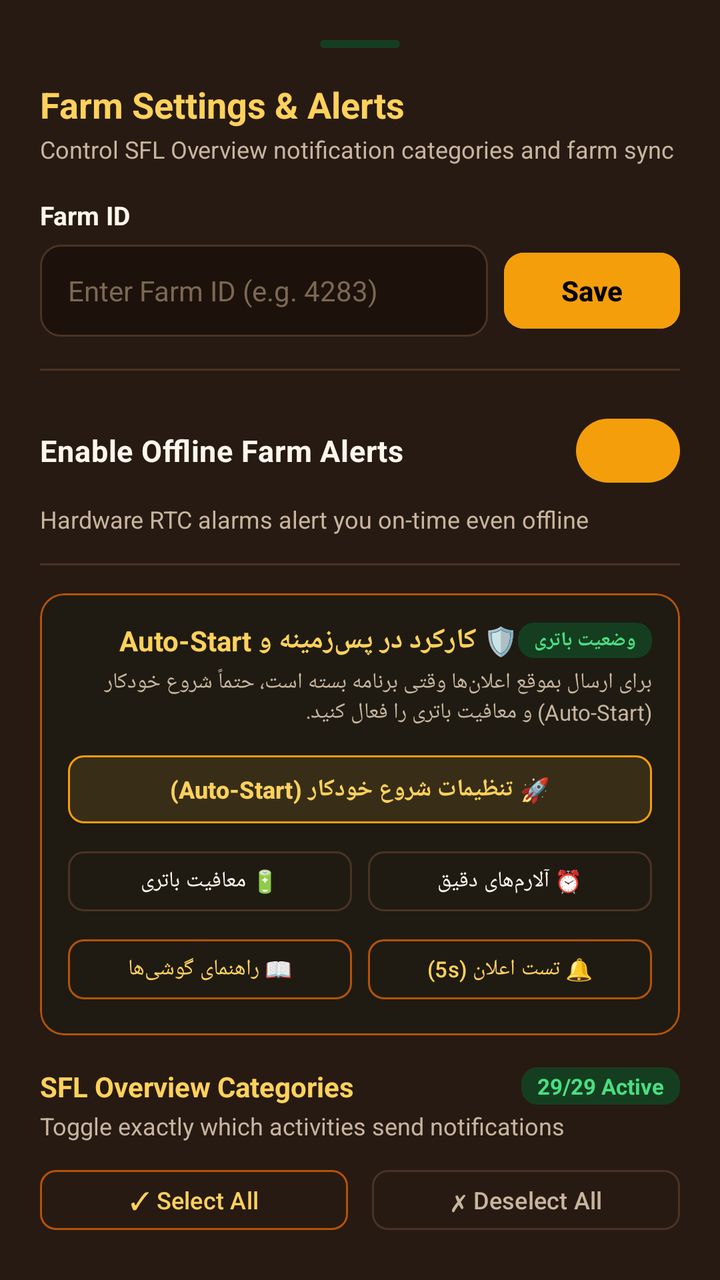
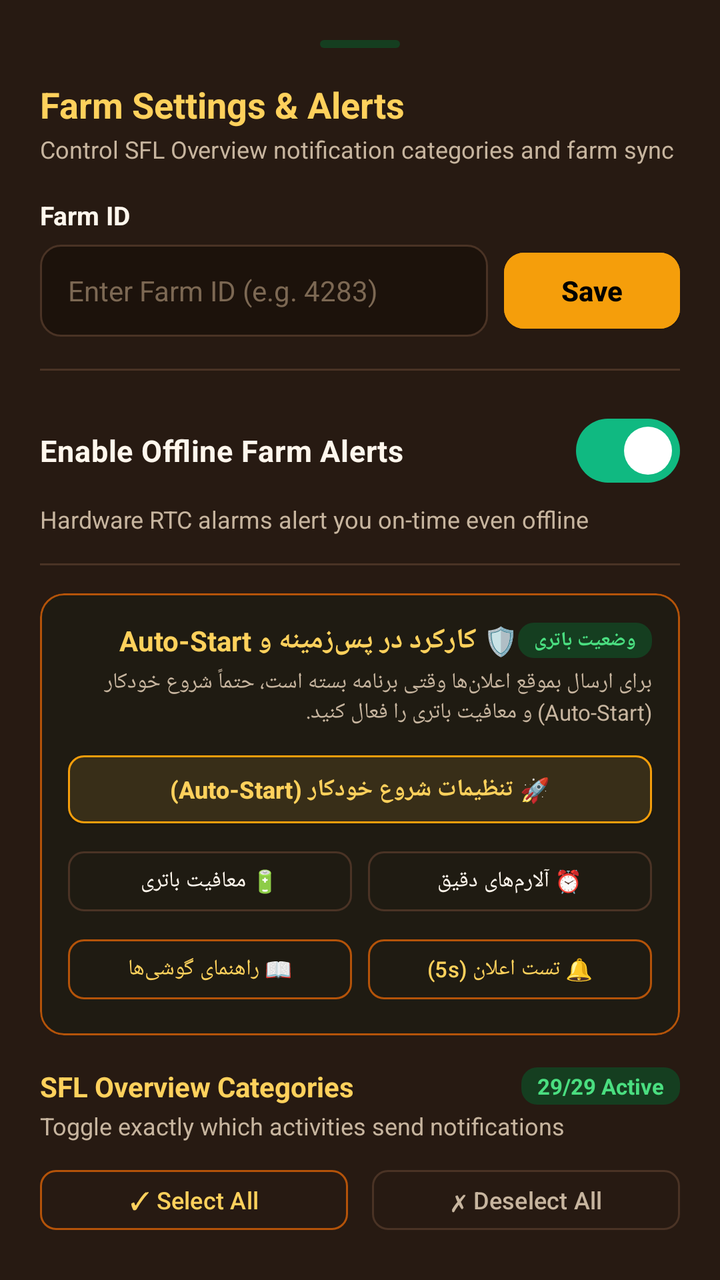

Compare the two renders of this Android layout. The source of the first and the diff that turns it into the second are given below.
<!-- AndroidManifest.xml: application theme Theme.SFLNotifApp -->
<!-- res/layout/bottom_sheet_settings.xml -->
<?xml version="1.0" encoding="utf-8"?>
<androidx.core.widget.NestedScrollView xmlns:android="http://schemas.android.com/apk/res/android"
    xmlns:app="http://schemas.android.com/apk/res-auto"
    android:layout_width="match_parent"
    android:layout_height="wrap_content"
    android:background="@color/bg_card"
    android:padding="20dp">

    <LinearLayout
        android:layout_width="match_parent"
        android:layout_height="wrap_content"
        android:orientation="vertical">

        
        <View
            android:layout_width="40dp"
            android:layout_height="4dp"
            android:layout_gravity="center_horizontal"
            android:layout_marginBottom="16dp"
            android:background="@drawable/bg_badge_ready" />

        <TextView
            android:layout_width="wrap_content"
            android:layout_height="wrap_content"
            android:text="Farm Settings &amp; Alerts"
            android:textColor="@color/sunflower_yellow"
            android:textSize="18sp"
            android:textStyle="bold" />

        <TextView
            android:layout_width="wrap_content"
            android:layout_height="wrap_content"
            android:layout_marginTop="2dp"
            android:text="Control SFL Overview notification categories and farm sync"
            android:textColor="@color/text_secondary"
            android:textSize="12sp" />

        
        <TextView
            android:layout_width="wrap_content"
            android:layout_height="wrap_content"
            android:layout_marginTop="16dp"
            android:text="Farm ID"
            android:textColor="@color/text_primary"
            android:textSize="13sp"
            android:textStyle="bold" />

        <LinearLayout
            android:layout_width="match_parent"
            android:layout_height="wrap_content"
            android:layout_marginTop="6dp"
            android:gravity="center_vertical"
            android:orientation="horizontal">

            <EditText
                android:id="@+id/etFarmId"
                android:layout_width="0dp"
                android:layout_height="46dp"
                android:layout_weight="1"
                android:background="@drawable/bg_input"
                android:hint="Enter Farm ID (e.g. 4283)"
                android:inputType="number"
                android:paddingHorizontal="14dp"
                android:textColor="@color/text_primary"
                android:textColorHint="@color/text_muted"
                android:textSize="14sp" />

            <Space
                android:layout_width="8dp"
                android:layout_height="wrap_content" />

            <com.google.android.material.button.MaterialButton
                android:id="@+id/btnSaveFarmId"
                style="@style/Widget.Material3.Button.ElevatedButton"
                android:layout_width="wrap_content"
                android:layout_height="46dp"
                android:backgroundTint="@color/sunflower_gold"
                android:text="Save"
                android:textColor="#000000"
                android:textStyle="bold"
                app:cornerRadius="10dp" />
        </LinearLayout>

        <View
            android:layout_width="match_parent"
            android:layout_height="1dp"
            android:layout_marginVertical="16dp"
            android:background="@color/border_subtle" />

        
        <com.google.android.material.materialswitch.MaterialSwitch
            android:id="@+id/switchMasterNotifs"
            android:layout_width="match_parent"
            android:layout_height="wrap_content"
            android:checked="true"
            android:text="Enable Offline Farm Alerts"
            android:textColor="@color/text_primary"
            android:textSize="15sp"
            android:textStyle="bold"
            app:thumbTint="@color/sunflower_gold" />

        <TextView
            android:layout_width="wrap_content"
            android:layout_height="wrap_content"
            android:layout_marginTop="2dp"
            android:text="Hardware RTC alarms alert you on-time even offline"
            android:textColor="@color/text_secondary"
            android:textSize="12sp" />

        <View
            android:layout_width="match_parent"
            android:layout_height="1dp"
            android:layout_marginVertical="14dp"
            android:background="@color/border_subtle" />

        
        <com.google.android.material.card.MaterialCardView
            android:layout_width="match_parent"
            android:layout_height="wrap_content"
            android:layout_marginBottom="16dp"
            app:cardBackgroundColor="#1F1B12"
            app:cardCornerRadius="12dp"
            app:cardElevation="0dp"
            app:strokeColor="@color/sunflower_amber_dark"
            app:strokeWidth="1dp">

            <LinearLayout
                android:layout_width="match_parent"
                android:layout_height="wrap_content"
                android:orientation="vertical"
                android:padding="14dp">

                <LinearLayout
                    android:layout_width="match_parent"
                    android:layout_height="wrap_content"
                    android:gravity="center_vertical"
                    android:orientation="horizontal">

                    <TextView
                        android:layout_width="0dp"
                        android:layout_height="wrap_content"
                        android:layout_weight="1"
                        android:text="🛡️ کارکرد در پس‌زمینه و Auto-Start"
                        android:textColor="@color/sunflower_yellow"
                        android:textSize="14sp"
                        android:textStyle="bold" />

                    <TextView
                        android:id="@+id/tvBatteryStatusBadge"
                        android:layout_width="wrap_content"
                        android:layout_height="wrap_content"
                        android:background="@drawable/bg_badge_ready"
                        android:paddingHorizontal="8dp"
                        android:paddingVertical="2dp"
                        android:text="وضعیت باتری"
                        android:textColor="@color/badge_ready_text"
                        android:textSize="10sp"
                        android:textStyle="bold" />
                </LinearLayout>

                <TextView
                    android:layout_width="wrap_content"
                    android:layout_height="wrap_content"
                    android:layout_marginTop="4dp"
                    android:text="برای ارسال بموقع اعلان‌ها وقتی برنامه بسته است، حتماً شروع خودکار (Auto-Start) و معافیت باتری را فعال کنید."
                    android:textColor="@color/text_secondary"
                    android:textSize="11sp" />

                
                <com.google.android.material.button.MaterialButton
                    android:id="@+id/btnAutostartSettings"
                    style="@style/Widget.Material3.Button.ElevatedButton"
                    android:layout_width="match_parent"
                    android:layout_height="42dp"
                    android:layout_marginTop="10dp"
                    android:backgroundTint="#382E18"
                    android:padding="0dp"
                    android:text="🚀 تنظیمات شروع خودکار (Auto-Start)"
                    android:textColor="@color/sunflower_yellow"
                    android:textSize="12sp"
                    android:textStyle="bold"
                    app:cornerRadius="8dp"
                    app:strokeColor="@color/sunflower_gold"
                    app:strokeWidth="1dp" />

                <LinearLayout
                    android:layout_width="match_parent"
                    android:layout_height="wrap_content"
                    android:layout_marginTop="6dp"
                    android:orientation="horizontal">

                    <com.google.android.material.button.MaterialButton
                        android:id="@+id/btnBatteryOptimization"
                        style="@style/Widget.Material3.Button.OutlinedButton"
                        android:layout_width="0dp"
                        android:layout_height="38dp"
                        android:layout_marginEnd="4dp"
                        android:layout_weight="1"
                        android:padding="0dp"
                        android:text="🔋 معافیت باتری"
                        android:textColor="@color/text_primary"
                        android:textSize="11sp"
                        app:cornerRadius="8dp"
                        app:strokeColor="@color/border_subtle" />

                    <com.google.android.material.button.MaterialButton
                        android:id="@+id/btnExactAlarm"
                        style="@style/Widget.Material3.Button.OutlinedButton"
                        android:layout_width="0dp"
                        android:layout_height="38dp"
                        android:layout_marginStart="4dp"
                        android:layout_weight="1"
                        android:padding="0dp"
                        android:text="⏰ آلارم‌های دقیق"
                        android:textColor="@color/text_primary"
                        android:textSize="11sp"
                        app:cornerRadius="8dp"
                        app:strokeColor="@color/border_subtle" />
                </LinearLayout>

                <LinearLayout
                    android:layout_width="match_parent"
                    android:layout_height="wrap_content"
                    android:layout_marginTop="6dp"
                    android:orientation="horizontal">

                    <com.google.android.material.button.MaterialButton
                        android:id="@+id/btnBackgroundGuide"
                        style="@style/Widget.Material3.Button.OutlinedButton"
                        android:layout_width="0dp"
                        android:layout_height="38dp"
                        android:layout_marginEnd="4dp"
                        android:layout_weight="1"
                        android:padding="0dp"
                        android:text="📖 راهنمای گوشی‌ها"
                        android:textColor="@color/sunflower_yellow"
                        android:textSize="11sp"
                        app:cornerRadius="8dp"
                        app:strokeColor="@color/sunflower_amber_dark" />

                    <com.google.android.material.button.MaterialButton
                        android:id="@+id/btnTestNotification"
                        style="@style/Widget.Material3.Button.OutlinedButton"
                        android:layout_width="0dp"
                        android:layout_height="38dp"
                        android:layout_marginStart="4dp"
                        android:layout_weight="1"
                        android:padding="0dp"
                        android:text="🔔 تست اعلان (5s)"
                        android:textColor="@color/sunflower_yellow"
                        android:textSize="11sp"
                        app:cornerRadius="8dp"
                        app:strokeColor="@color/sunflower_amber_dark" />
                </LinearLayout>

            </LinearLayout>
        </com.google.android.material.card.MaterialCardView>

        
        <LinearLayout
            android:layout_width="match_parent"
            android:layout_height="wrap_content"
            android:gravity="center_vertical"
            android:orientation="horizontal">

            <TextView
                android:layout_width="0dp"
                android:layout_height="wrap_content"
                android:layout_weight="1"
                android:text="SFL Overview Categories"
                android:textColor="@color/sunflower_yellow"
                android:textSize="14sp"
                android:textStyle="bold" />

            <TextView
                android:id="@+id/tvCategoriesCount"
                android:layout_width="wrap_content"
                android:layout_height="wrap_content"
                android:background="@drawable/bg_badge_ready"
                android:paddingHorizontal="8dp"
                android:paddingVertical="2dp"
                android:text="29/29 Active"
                android:textColor="@color/badge_ready_text"
                android:textSize="11sp"
                android:textStyle="bold" />
        </LinearLayout>

        <TextView
            android:layout_width="wrap_content"
            android:layout_height="wrap_content"
            android:layout_marginTop="2dp"
            android:text="Toggle exactly which activities send notifications"
            android:textColor="@color/text_secondary"
            android:textSize="12sp" />

        
        <LinearLayout
            android:layout_width="match_parent"
            android:layout_height="wrap_content"
            android:layout_marginTop="10dp"
            android:orientation="horizontal">

            <com.google.android.material.button.MaterialButton
                android:id="@+id/btnSelectAllCategories"
                style="@style/Widget.Material3.Button.OutlinedButton"
                android:layout_width="0dp"
                android:layout_height="38dp"
                android:layout_marginEnd="6dp"
                android:layout_weight="1"
                android:padding="0dp"
                android:text="✓ Select All"
                android:textColor="@color/sunflower_yellow"
                android:textSize="12sp"
                app:cornerRadius="8dp"
                app:strokeColor="@color/sunflower_amber_dark" />

            <com.google.android.material.button.MaterialButton
                android:id="@+id/btnDeselectAllCategories"
                style="@style/Widget.Material3.Button.OutlinedButton"
                android:layout_width="0dp"
                android:layout_height="38dp"
                android:layout_marginStart="6dp"
                android:layout_weight="1"
                android:padding="0dp"
                android:text="✗ Deselect All"
                android:textColor="@color/text_secondary"
                android:textSize="12sp"
                app:cornerRadius="8dp"
                app:strokeColor="@color/border_subtle" />
        </LinearLayout>

        
        <androidx.recyclerview.widget.RecyclerView
            android:id="@+id/rvCategories"
            android:layout_width="match_parent"
            android:layout_height="wrap_content"
            android:layout_marginTop="8dp"
            android:nestedScrollingEnabled="false" />

        
        <com.google.android.material.button.MaterialButton
            android:id="@+id/btnCloseSettings"
            style="@style/Widget.Material3.Button.ElevatedButton"
            android:layout_width="match_parent"
            android:layout_height="wrap_content"
            android:layout_marginTop="20dp"
            android:backgroundTint="@color/sunflower_gold"
            android:text="اعمال و بستن تنظیمات (Apply &amp; Done)"
            android:textColor="#000000"
            android:textStyle="bold"
            app:cornerRadius="10dp" />

    </LinearLayout>
</androidx.core.widget.NestedScrollView>
<!-- resources referenced by this layout -->
<resources>
  <color name="badge_ready_text">#4ADE80</color>
  <color name="bg_card">#271A12</color>
  <color name="border_subtle">#4A3325</color>
  <color name="sunflower_amber_dark">#B45309</color>
  <color name="sunflower_gold">#F59E0B</color>
  <color name="sunflower_yellow">#FFD15C</color>
  <color name="text_muted">#7C6853</color>
  <color name="text_primary">#FFF7ED</color>
  <color name="text_secondary">#C7B59F</color>
  <!-- drawable bg_badge_ready (drawable) -->
  <?xml version="1.0" encoding="utf-8"?>
  <shape xmlns:android="http://schemas.android.com/apk/res/android"
      android:shape="rectangle">
      <solid android:color="@color/badge_ready_bg" />
      <corners android:radius="8dp" />
  </shape>
  <!-- drawable bg_input (drawable) -->
  <?xml version="1.0" encoding="utf-8"?>
  <shape xmlns:android="http://schemas.android.com/apk/res/android"
      android:shape="rectangle">
      <solid android:color="@color/bg_input" />
      <stroke android:width="1dp" android:color="@color/border_subtle" />
      <corners android:radius="10dp" />
  </shape>
  <style name="Theme.SFLNotifApp" parent="Theme.Material3.Dark.NoActionBar">
          <item name="android:statusBarColor">@color/bg_dark</item>
          <item name="android:navigationBarColor">@color/bg_dark</item>
          <item name="android:windowBackground">@color/bg_dark</item>
          <item name="colorPrimary">@color/sunflower_gold</item>
          <item name="colorSecondary">@color/sfl_green</item>
          <item name="colorSurface">@color/bg_card</item>
          <item name="colorOnSurface">@color/text_primary</item>
      </style>
  <color name="badge_ready_bg">#153E20</color>
  <color name="bg_input">#1C120B</color>
  <color name="bg_dark">#18120C</color>
  <color name="sfl_green">#10B981</color>
</resources>

<!-- the commit's change to res/layout/bottom_sheet_settings.xml (unified diff, before → after) -->
@@ -97,7 +97,8 @@
             android:textColor="@color/text_primary"
             android:textSize="15sp"
             android:textStyle="bold"
-            app:thumbTint="@color/sunflower_gold" />
+            app:thumbTint="@color/switch_thumb_selector"
+            app:trackTint="@color/switch_track_selector" />
 
         <TextView
             android:layout_width="wrap_content"
